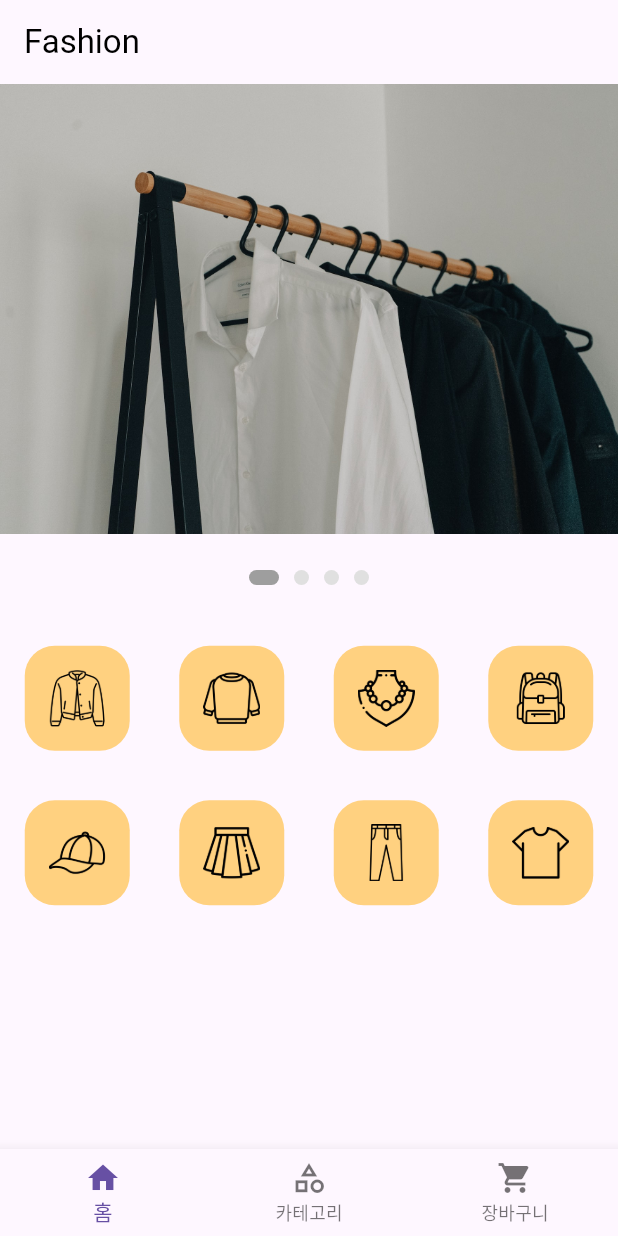
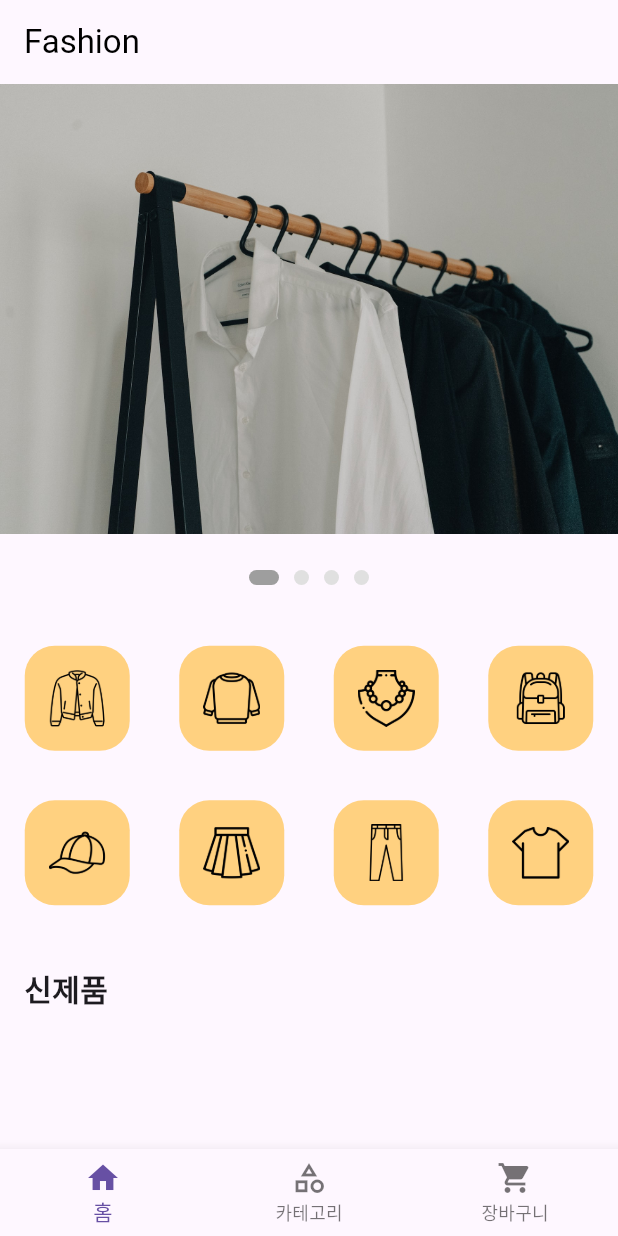
Before and after one commit to Yoon-so/flutter_ui, a Flutter app: the screen it shows after launch, on a phone screen of 412 x 824 dp. Run offline on Flutter 3.47's test engine with Material 3 defaults, Android fonts, the phone set to English and light mode, and no system bars.

```diff
--- a/lib/screen/home/home_screen.dart
+++ b/lib/screen/home/home_screen.dart
@@ -72,6 +72,8 @@ class _HomeScreenState extends State<HomeScreen> {
               AssetPath.shirt,
             ],
           ),
+          SizedBox(height: 24),
+          HomeWidgets.subTitle("신제품"),
         ],
       ),
     );
--- a/lib/screen/home/home_widgets.dart
+++ b/lib/screen/home/home_widgets.dart
@@ -29,4 +29,16 @@ class HomeWidgets {
       }),
     );
   }
+
+  static Widget subTitle(String title) {
+    return Row(
+      children: [
+        SizedBox(width: 16),
+        Text(
+          title,
+          style: TextStyle(fontSize: 20, fontWeight: FontWeight.bold),
+        ),
+      ],
+    );
+  }
 }
```
Also changed, not shown: lib/model/product_model.dart (added, +22 -0 lines).
